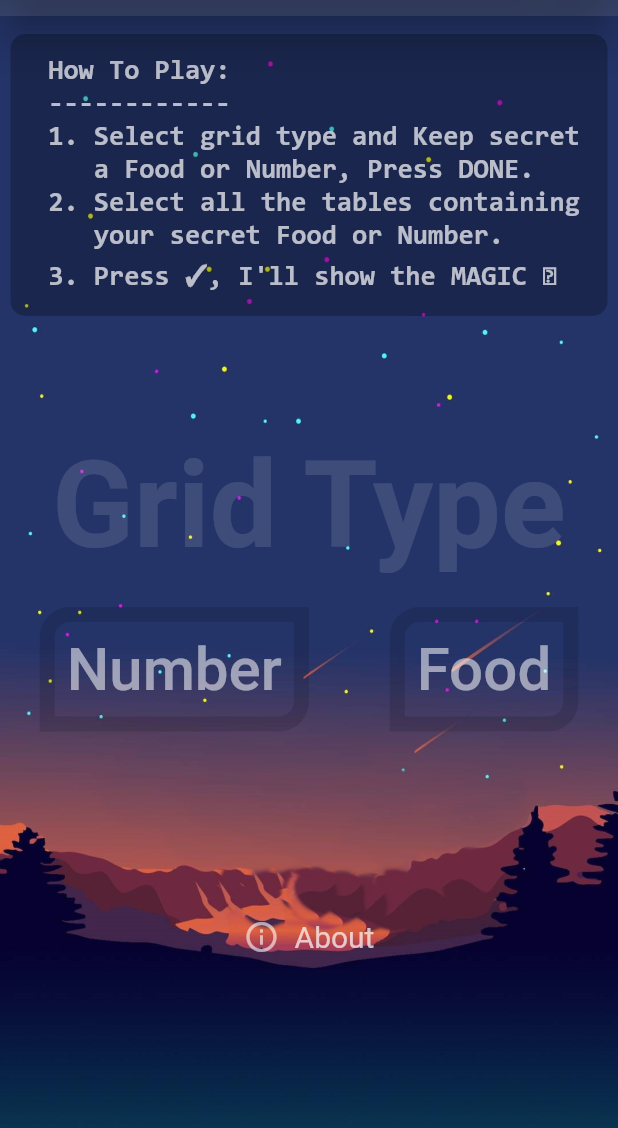
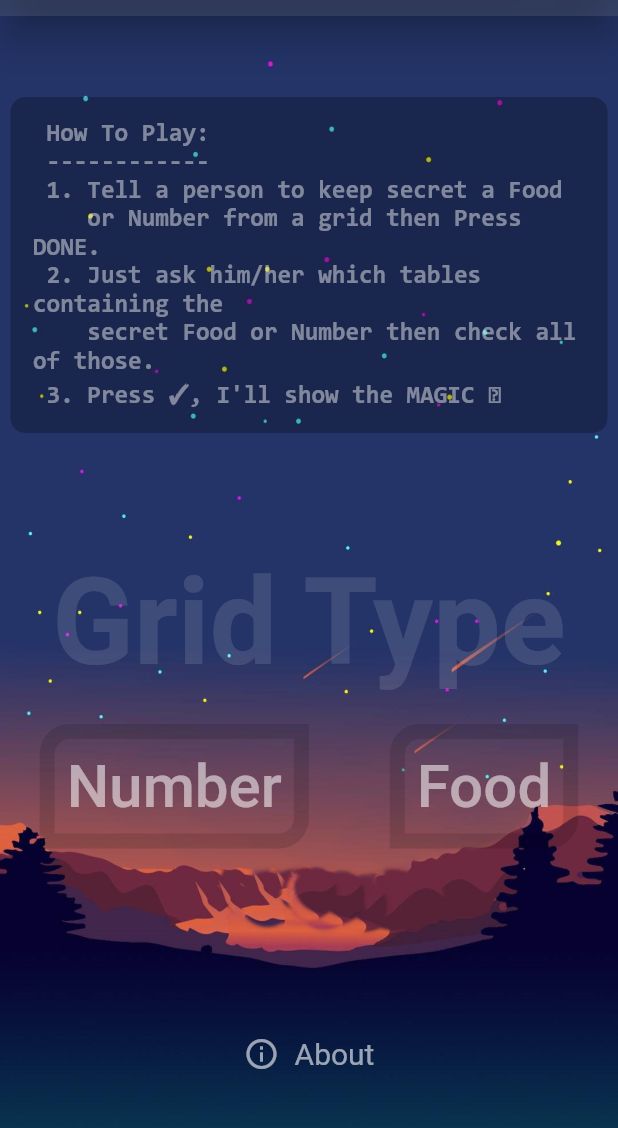
Before and after one commit to metaspook/numagic, a Flutter app: the screen it shows after launch, on a phone screen of 412 x 824 dp, the part 68-1196 px from its top. Run offline on Flutter 3.47's test engine with Material 2 defaults, Android fonts, the phone set to English and light mode, and no system bars; our stand-ins replace audioplayers, card_swiper.

Commit message:
update FloatingActionButtonBar

```diff
--- a/lib/pages/home_page.dart
+++ b/lib/pages/home_page.dart
@@ -23,8 +23,10 @@ class _HomePageState extends State<HomePage> {
               horizontal: 7,
               vertical: 12,
             ),
-            child: ListView(
+            child: SingleChildScrollView(
+              child: Column(
                 children: const [
+                  SizedBox(height: kToolbarHeight * 1.75),
                   HowToPlay(),
                   GridButtonBar(),
                   SizedBox(height: 125),
@@ -34,6 +36,7 @@ class _HomePageState extends State<HomePage> {
             ),
           ),
         ),
+      ),
     );
   }
 }
--- a/lib/widgets/about_button.dart
+++ b/lib/widgets/about_button.dart
@@ -21,7 +21,7 @@ class AboutButton extends StatelessWidget {
                 SizedBox(width: 10),
                 Text(
                   'About',
-                  style: TextStyle(color: Colors.white70, fontSize: 20),
+                  style: TextStyle(color: Colors.white60, fontSize: 20),
                 ),
               ],
             )
@@ -30,7 +30,7 @@ class AboutButton extends StatelessWidget {
 Made with  ❤️  from  🇧🇩
 Copyright © 2022, Metaspook""",
               textAlign: TextAlign.center,
-              style: TextStyle(color: Colors.white70, fontSize: 20),
+              style: TextStyle(color: Colors.white60, fontSize: 20),
             ),
     );
   }
--- a/lib/widgets/how_to_play.dart
+++ b/lib/widgets/how_to_play.dart
@@ -5,7 +5,8 @@ class HowToPlay extends StatelessWidget {
 
   @override
   Widget build(BuildContext context) {
-    final size = MediaQuery.of(context).size;
+    final longestSide = MediaQuery.of(context).size.shortestSide;
+    // final orientation = MediaQuery.of(context).orientation;
     return Container(
       padding: const EdgeInsets.all(15),
       margin: const EdgeInsets.only(bottom: 80),
@@ -17,16 +18,16 @@ class HowToPlay extends StatelessWidget {
         """
  How To Play:
  ------------
- 1. Select grid type and Keep secret
-    a Food or Number, Press DONE.
- 2. Select all the tables containing
-    your secret Food or Number.
+ 1. Tell a person to keep secret a Food
+    or Number from a grid then Press DONE.
+ 2. Just ask him/her which tables containing the
+    secret Food or Number then check all of those.
  3. Press ✓, I'll show the MAGIC 🪄""",
         style: TextStyle(
-          color: Colors.white70,
-          fontSize: size.width * 0.04475,
+          color: Colors.white.withOpacity(.45),
+          fontSize: longestSide * 0.04,
           fontFamily: 'Consolas',
-          fontWeight: FontWeight.bold,
+          fontWeight: FontWeight.w600,
         ),
       ),
     );
```
Also changed, not shown: lib/widgets/floating_action_button_bar.dart (+18 -19 lines). Lines whose indentation alone changed are shown as unchanged.
